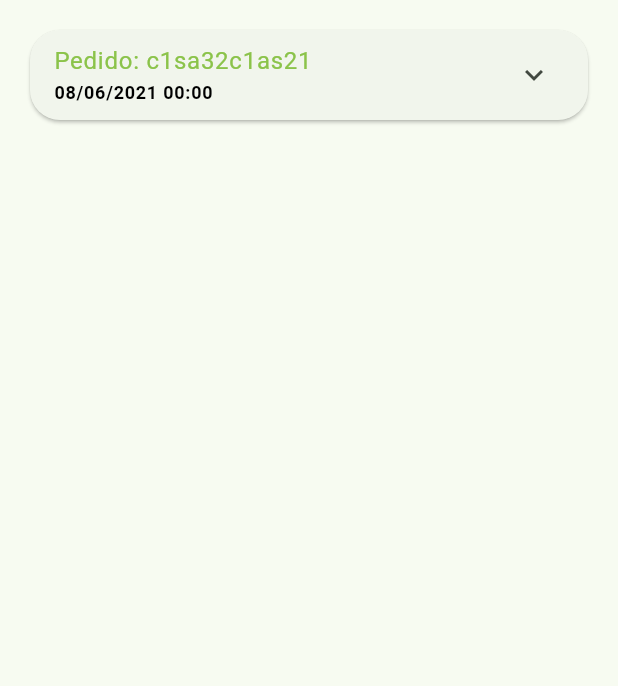
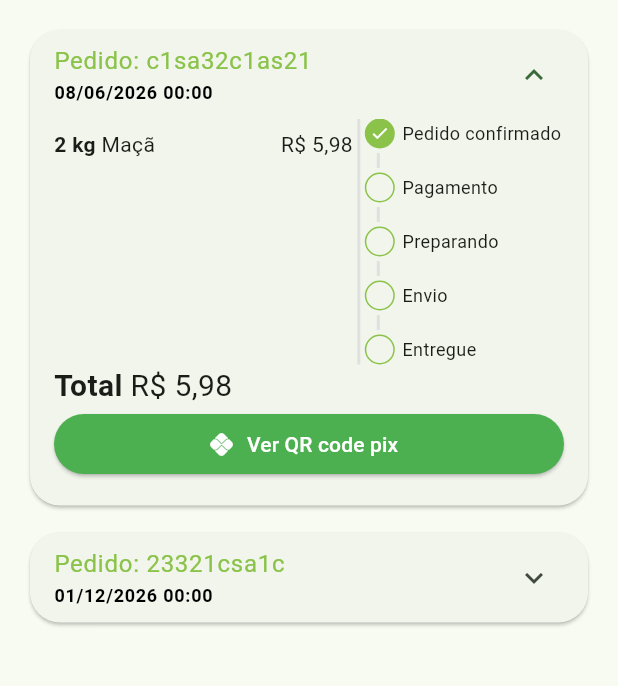
Before and after one commit to Gabriel777uai/appquitanda_flutter, a Flutter app: the OrdersTab screen opened directly, on a phone screen of 412 x 824 dp, the part 84-770 px from its top. Run offline on Flutter 3.47's test engine with Material 3 defaults, Android fonts, the phone set to English and light mode, and no system bars; our stand-ins replace animated_text_kit, mask_text_input_formatter, qr_flutter.

Commit message:
Interface finalizada

```diff
--- a/lib/src/config/app_data.dart
+++ b/lib/src/config/app_data.dart
@@ -74,14 +74,26 @@ List<OrderModel> orders =
 [
   OrderModel(
     id: "c1sa32c1as21",
-    createDateTime: DateTime.parse("2021-06-08 00:00:00.00"),
-    overduDateTime: DateTime.parse("2021-06-08 11:30:00.00"),
+    createDateTime: DateTime.parse("2026-06-08 00:00:00.00"),
+    overduDateTime: DateTime.parse("2026-06-08 11:30:00.00"),
     items: [
       CartItemModel(item: apple, quantity: 2),
-      CartItemModel(item: mango, quantity: 2),
+
     ],
     status: "pending_payment",
     copyAndPaste: "ncajsdncjs",
     total: 5.98
   ),
+  OrderModel(
+    id: "23321csa1c",
+    createDateTime: DateTime.parse("2026-12-01 00:00:00.00"),
+    overduDateTime: DateTime.parse("2026-12-01 11:30:00.00"),
+    items: [
+      CartItemModel(item: apple, quantity: 2),
+      CartItemModel(item: mango, quantity: 2),
+    ],
+    status: "delivered",
+    copyAndPaste: "ca1s2c13ac1sa",
+    total: 11.96
+  ),
 ];
--- a/lib/src/pages/cart/cart_tab.dart
+++ b/lib/src/pages/cart/cart_tab.dart
@@ -3,6 +3,7 @@ import 'dart:math';
 import 'package:appquitanda_flutter/src/config/custom_colors.dart';
 import 'package:appquitanda_flutter/src/models/cart_item_model.dart';
 import 'package:appquitanda_flutter/src/pages/cart/components/cart_title.dart';
+import 'package:appquitanda_flutter/src/pages/comom_widgets/payment_dialog.dart';
 import 'package:appquitanda_flutter/src/services/util_services.dart';
 import 'package:flutter/material.dart';
 import 'package:appquitanda_flutter/src/config/app_data.dart' as app_data;
@@ -91,6 +92,17 @@ class _CartTabState extends State<CartTab> {
                     ),
                     onPressed: () async {
                       bool? result = await showOrderConfirmate();
+
+                      if (result ?? false) {
+                        showDialog(
+                          context: context,
+                          builder: (_) {
+                            return PaymentDialog(
+                              order: app_data.orders.first,
+                            );
+                          }
+                        );
+                      }
                       print(result);
                     },
                     child: const Text(
--- /dev/null
+++ b/lib/src/pages/comom_widgets/payment_dialog.dart
@@ -0,0 +1,88 @@
+import 'package:appquitanda_flutter/src/models/order_model.dart';
+import 'package:appquitanda_flutter/src/services/util_services.dart';
+import 'package:flutter/material.dart';
+import 'package:qr_flutter/qr_flutter.dart';
+
+
+class PaymentDialog extends StatelessWidget {
+
+  final OrderModel order;
+  PaymentDialog({super.key, required this.order});
+  final UtilServices utilServices = UtilServices();
+
+  @override
+  Widget build(BuildContext context) {
+    return Dialog(
+      child: Stack(
+        alignment: Alignment.center,
+        children: [
+          Padding(
+            padding: const EdgeInsets.all(8.0),
+            child: Column(
+              mainAxisSize: MainAxisSize.min,
+
+              children: [
+                //Title
+                const Padding(
+                  padding: EdgeInsets.symmetric(vertical: 10),
+                  child: Text('Pagamento com pix', style: TextStyle(
+                    fontWeight: FontWeight.bold,
+                    fontSize: 15,
+                  )),
+                ),
+
+                //Qr code
+                QrImageView(
+                  data: '1234567890csacsacsasc',
+                  version: QrVersions.auto,
+                  size: 200.0,
+                ),
+
+                //Vencimento
+                Text("venciemento: ${utilServices.formatDateTime(order.overduDateTime)}", style: const TextStyle(
+                  fontSize: 12,
+                )),
+
+                //Total
+                Text("Total: ${utilServices.priceToCurrency(order.total)}", style: TextStyle(
+                  fontSize: 17,
+                  fontWeight: FontWeight.bold
+                )),
+
+                //CopiaCola
+                OutlinedButton.icon(
+                  style: OutlinedButton.styleFrom(
+                    shape: RoundedRectangleBorder(
+                      borderRadius: BorderRadius.circular(20),
+
+                    ),
+                    side: const BorderSide(
+                      width: 2,
+                      color: Colors.green
+                    )
+                  ),
+                  icon: Icon(Icons.copy, size: 15,),
+                  onPressed: () {},
+                  label: const Text("Copiar código Pix", style: TextStyle(
+
+                  )),
+                )
+
+              ],
+            ),
+          ),
+          Positioned(
+            top: 0,
+            right: 0,
+            child: IconButton(
+              onPressed: () {
+                Navigator.of(context).pop();
+              },
+              icon: const Icon(Icons.close),
+            )
+          )
+        ],
+      ),
+    );
+  }
+}
--- /dev/null
+++ b/lib/src/pages/orders/components/order_status_widget.dart
@@ -0,0 +1,117 @@
+import 'package:appquitanda_flutter/src/config/custom_colors.dart';
+import 'package:flutter/material.dart';
+
+class OrderStatusWidget extends StatelessWidget {
+
+  final String status;
+  final bool isOverdue;
+
+
+  final Map<String, int> allStatus = <String, int> {
+    "pending_payment": 0,
+    "refunded": 1,
+    "paid": 2,
+    "preparing_purchase": 3,
+    "shipping": 4,
+    "delivered": 5
+  };
+  int get currentStatus => allStatus[status]!;
+
+  OrderStatusWidget({super.key, required this.status, required this.isOverdue,});
+
+  @override
+  Widget build(BuildContext context) {
+    return Column(
+      crossAxisAlignment: CrossAxisAlignment.start,
+      children: [
+        const _StatusDot(
+          isActive: true,
+          titile: "Pedido confirmado"
+        ),
+
+        const _CustomDivider(),
+
+        if (currentStatus == 1) ...[
+          const _StatusDot(isActive: true, titile: "Pix estornado", backgroundColor: Colors.orange,)
+        ] else if (isOverdue) ...[
+          const _StatusDot(isActive: true, titile: "Pagamento pix vencido", backgroundColor: Colors.red,)
+        ] else ...[
+          _StatusDot(isActive: currentStatus >= 2, titile: "Pagamento"),
+          _CustomDivider(),
+          _StatusDot(isActive: currentStatus >= 3, titile: "Preparando"),
+          _CustomDivider(),
+          _StatusDot(isActive: currentStatus >= 4, titile: "Envio"),
+          _CustomDivider(),
+          _StatusDot(isActive: currentStatus >= 5, titile: "Entregue"),
+        ],
+      ],
+    );
+  }
+}
+
+class _CustomDivider extends StatelessWidget {
+  const _CustomDivider({super.key});
+
+  @override
+  Widget build(BuildContext context) {
+    return Container(
+      margin: const EdgeInsets.symmetric(
+        horizontal: 8,
+        vertical: 3
+      ),
+      height: 10,
+      width: 2,
+      color: Colors.grey.shade300,
+    );
+  }
+}
+
+class _StatusDot extends StatelessWidget {
+
+  final bool isActive;
+  final String titile;
+  final Color ? backgroundColor;
+
+  const _StatusDot({
+    super.key,
+    required this.isActive,
+    required this.titile,
+    this.backgroundColor
+  });
+
+  @override
+  Widget build(BuildContext context) {
+    return Row(
+
+      children: [
+      //Dot
+        Container(
+          alignment: Alignment.center,
+          height: 20,
+          width: 20,
+          decoration: BoxDecoration(
+            shape:  BoxShape.circle,
+            border: Border.all(
+              color: CustomColors.customSwatchColor
+            ),
+            color: isActive ? backgroundColor ?? CustomColors.customSwatchColor : Colors.transparent
+          ),
+          child: isActive ? const Icon(
+            Icons.check,
+            size: 13,
+            color: Colors.white,
+          ) : const SizedBox.shrink(),
+        ),
+
+      const SizedBox(width: 5,),
+      //Text
+      Expanded(
+        child: Text(titile, style: const TextStyle(
+          fontSize: 12,
+
+        ))
+      )
+      ],
+    );
+  }
+}
--- a/lib/src/pages/orders/components/order_title.dart
+++ b/lib/src/pages/orders/components/order_title.dart
@@ -1,5 +1,8 @@
 import 'package:appquitanda_flutter/src/config/custom_colors.dart';
+import 'package:appquitanda_flutter/src/models/cart_item_model.dart';
 import 'package:appquitanda_flutter/src/models/order_model.dart';
+import 'package:appquitanda_flutter/src/pages/comom_widgets/payment_dialog.dart';
+import 'package:appquitanda_flutter/src/pages/orders/components/order_status_widget.dart';
 import 'package:appquitanda_flutter/src/services/util_services.dart';
 import 'package:flutter/material.dart';
 
@@ -16,6 +19,8 @@ class OrderTitle extends StatelessWidget {
       child: Theme(
         data: Theme.of(context).copyWith(dividerColor: Colors.transparent),
         child: ExpansionTile(
+          expandedCrossAxisAlignment: CrossAxisAlignment.stretch,
+          initiallyExpanded: order.status == "pending_payment",
           childrenPadding: const EdgeInsets.fromLTRB(16, 0, 16, 16),
           title: Column(
             mainAxisSize: MainAxisSize.min,
@@ -32,43 +37,123 @@ class OrderTitle extends StatelessWidget {
 
             ],
           ),
+
           children: [
-            SizedBox(
-              height: 150,
+            IntrinsicHeight(
               child: Row(
                 children: [
+
+                  //List products
                   Expanded(
                     flex: 3,
-                    child: ListView(
-                      children: order.items.map((orderItem) {
-                        return Row(
-                          children: [
-                            Text("${orderItem.quantity} ${orderItem.item.unit} ", style:   TextStyle(
-                               fontWeight: FontWeight.bold
-                              ),
-                            ),
-                            Expanded(child: Text(orderItem.item.itemName)),
-                            Text(utilServices.priceToCurrency(orderItem.totalPrice()))
+                    child: SizedBox(
+                      height: 150,
+                      child: ListView(
 
-                          ],
-                        );
-                      }).toList(),
+                        children: order.items.map((orderItem) {
+                          return _OrderItemWidget(utilServices: utilServices, orderItem: orderItem);
+                        }).toList(),
+                      ),
                     ),
                   ),
+                  // Divider
 
+                  VerticalDivider(
+                    color: Colors.grey.shade300,
+                    thickness: 2,
+                    width: 8,
+                  ),
+
+
+                  //Status of product
                   Expanded(
                     flex: 2,
-                    child: Container(
-                      color: Colors.blue
-                    )
+                    child: OrderStatusWidget(
+                      isOverdue: order.overduDateTime.isBefore(DateTime.now()),
+                      status: order.status,
+                    ),
                   )
+
                 ],
               ),
             ),
+              //total
+              Text.rich(
+                TextSpan(
+                  style: const TextStyle(
+                    fontSize: 20,
+                  ),
+                  children: [
+
+                    const TextSpan(
+                      text: "Total ",
+                      style: TextStyle(
+                        fontWeight: FontWeight.bold,
+                      ),
+                    ),
+                    TextSpan(
+                      text: utilServices.priceToCurrency(order.total),
+                    ),
+                  ]
+                )
+              ),
+
+              //Botao payment
+              Visibility(
+                visible: order.status == "pending_payment",
+                child: ElevatedButton.icon(
+
+                  style: ElevatedButton.styleFrom(
+                    backgroundColor: Colors.green,
+                    foregroundColor: Colors.white,
+                    shape: RoundedRectangleBorder(
+                      borderRadius: BorderRadius.circular(20)
+                    )
+                  ),
+                  onPressed: () {
+                    showDialog(
+                      context: context,
+                      builder: (_) {
+                        return PaymentDialog(order: order,);
+                      }
+                    );
+                  },
+                  icon: Icon(Icons.pix),
+                  label: const Text("Ver QR code pix"),
+                ),
+              ),
+
           ],
-
         ),
       ),
     );
   }
 }
+
+class _OrderItemWidget extends StatelessWidget {
+
+  const _OrderItemWidget({
+    required this.utilServices,
+    required this.orderItem,
+  });
+
+  final UtilServices utilServices;
+  final CartItemModel orderItem;
+  @override
+  Widget build(BuildContext context) {
+    return Padding(
+      padding: const EdgeInsets.only(bottom: 10),
+      child: Row(
+        children: [
+          Text("${orderItem.quantity} ${orderItem.item.unit} ", style:   TextStyle(
+             fontWeight: FontWeight.bold
+            ),
+          ),
+          Expanded(child: Text(orderItem.item.itemName)),
+          Text(utilServices.priceToCurrency(orderItem.totalPrice()))
+
+        ],
+      ),
+    );
+  }
+}
--- a/pubspec.yaml
+++ b/pubspec.yaml
@@ -38,6 +38,7 @@ dependencies:
   mask_text_input_formatter: ^2.9.0
   badges: ^3.1.2
   intl: ^0.20.2
+  qr_flutter: ^4.1.0
 
 dev_dependencies:
   flutter_test:
```
Also changed, not shown: pubspec.lock.
